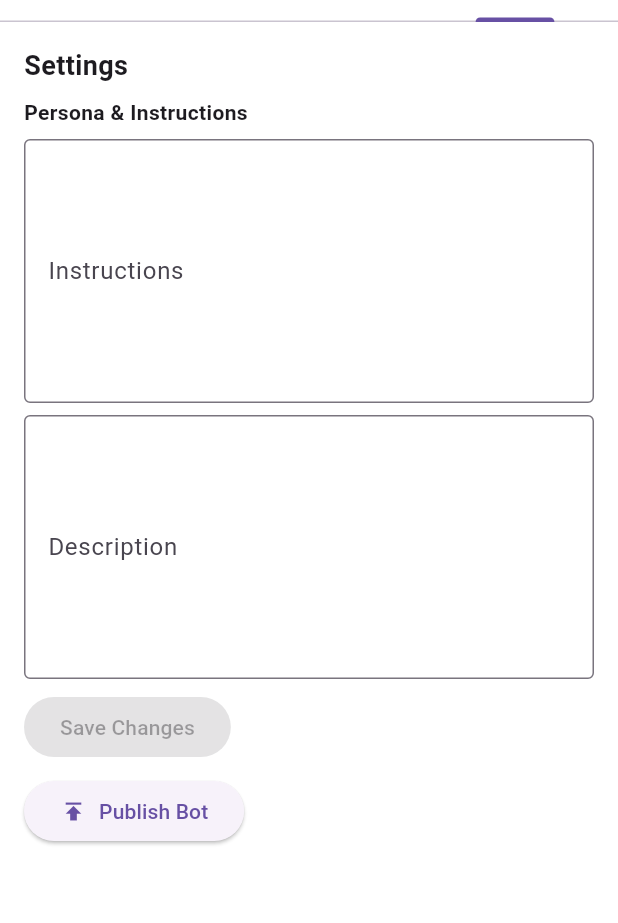
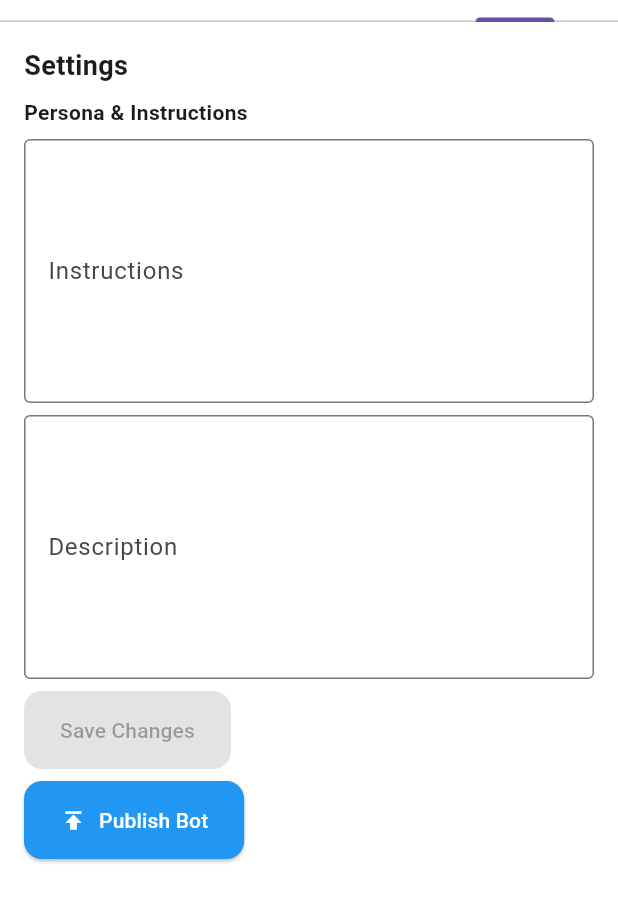
Before and after one commit to Immatrysomecoding/AMP-AIChatApp, a Flutter app: the UpdateBot screen opened by its route, tab 3 chosen, on a phone screen of 412 x 824 dp, the part 173-1096 px from its top. Run offline on Flutter 3.47's test engine with Material 3 defaults, Android fonts, the light colour scheme and no system bars; our stand-ins replace file_picker, flutter_dotenv; accounts and stored records are empty; network calls fail.

Commit message:
Update UI

```diff
--- a/lib/Screens/knowledge_screen.dart
+++ b/lib/Screens/knowledge_screen.dart
@@ -31,8 +31,8 @@ class _KnowledgeScreenState extends State<KnowledgeScreen> {
       appBar: isMobile
           ? AppBar(
               title: const Text("Knowledge"),
-              backgroundColor: Colors.white,
-              iconTheme: const IconThemeData(color: Colors.white),
+              backgroundColor: Colors.blue.shade50,
+              iconTheme: const IconThemeData(color: Colors.blue),
               elevation: 0,
             )
           : null,
--- a/lib/widgets/add_knowledge_source.dart
+++ b/lib/widgets/add_knowledge_source.dart
@@ -29,6 +29,7 @@ class _KnowledgeSourceDialogState extends State<KnowledgeSourceDialog> {
     final greyColor = Colors.grey.shade400;
 
     return Dialog(
+      backgroundColor: Colors.white,
       shape: RoundedRectangleBorder(borderRadius: BorderRadius.circular(16)),
       insetPadding: const EdgeInsets.symmetric(horizontal: 20, vertical: 40),
       child: SizedBox(
--- a/lib/widgets/confirm_removal_dialog.dart
+++ b/lib/widgets/confirm_removal_dialog.dart
@@ -17,6 +17,7 @@ class ConfirmRemoveDialog extends StatelessWidget {
   @override
   Widget build(BuildContext context) {
     return AlertDialog(
+      backgroundColor: Colors.white,
       title: Text(title),
       content: Text(content),
       actions: [
--- a/lib/widgets/create_knowledge_dialog.dart
+++ b/lib/widgets/create_knowledge_dialog.dart
@@ -22,6 +22,7 @@ class _CreateKnowledgeBaseDialogState extends State<CreateKnowledgeBaseDialog> {
   @override
   Widget build(BuildContext context) {
     return AlertDialog(
+      backgroundColor: Colors.white,
       shape: RoundedRectangleBorder(borderRadius: BorderRadius.circular(12)),
       title: const Text("Create a Knowledge Base"),
       content: Form(
@@ -64,6 +65,10 @@ class _CreateKnowledgeBaseDialogState extends State<CreateKnowledgeBaseDialog> {
           child: const Text("Cancel"),
         ),
         FilledButton(
+          style: FilledButton.styleFrom(
+            backgroundColor: Colors.blue,
+            foregroundColor: Colors.white,
+          ),
           onPressed: () {
             if (_formKey.currentState!.validate()) {
               widget.onSave!(_nameController.text.trim(), _descController.text.trim());
--- a/lib/widgets/import_confluence_source.dart
+++ b/lib/widgets/import_confluence_source.dart
@@ -24,6 +24,7 @@ class _ConfluenceImportDialogState extends State<ConfluenceImportDialog> {
   @override
   Widget build(BuildContext context) {
     return AlertDialog(
+      backgroundColor: Colors.white,
       shape: RoundedRectangleBorder(borderRadius: BorderRadius.circular(12)),
       title: Row(
         mainAxisAlignment: MainAxisAlignment.spaceBetween,
@@ -110,6 +111,10 @@ class _ConfluenceImportDialogState extends State<ConfluenceImportDialog> {
           child: const Text('Back'),
         ),
         FilledButton(
+          style: FilledButton.styleFrom(
+            backgroundColor: Colors.blue,
+            foregroundColor: Colors.white,
+          ),
           onPressed:
               isFormValid
                   ? () async {
--- a/lib/widgets/import_local_file_dialog.dart
+++ b/lib/widgets/import_local_file_dialog.dart
@@ -101,6 +101,7 @@ class _LocalFileImportDialogState extends State<LocalFileImportDialog> {
   @override
   Widget build(BuildContext context) {
     return Dialog(
+      backgroundColor: Colors.white,
       shape: RoundedRectangleBorder(borderRadius: BorderRadius.circular(16)),
       insetPadding: const EdgeInsets.symmetric(horizontal: 20, vertical: 40),
       child: Padding(
--- a/lib/widgets/import_slack_source_dialog.dart
+++ b/lib/widgets/import_slack_source_dialog.dart
@@ -20,6 +20,7 @@ class _SlackImportDialogState extends State<SlackImportDialog> {
   @override
   Widget build(BuildContext context) {
     return AlertDialog(
+      backgroundColor: Colors.white,
       shape: RoundedRectangleBorder(borderRadius: BorderRadius.circular(12)),
       title: Row(
         mainAxisAlignment: MainAxisAlignment.spaceBetween,
@@ -88,6 +89,10 @@ class _SlackImportDialogState extends State<SlackImportDialog> {
           child: const Text('Back'),
         ),
         FilledButton(
+          style: FilledButton.styleFrom(
+            backgroundColor: Colors.blue,
+            foregroundColor: Colors.white,
+          ),
           onPressed:
               isFormValid
                   ? () async {
--- a/lib/widgets/import_web_source_dialog.dart
+++ b/lib/widgets/import_web_source_dialog.dart
@@ -20,6 +20,7 @@ class _WebsiteImportDialogState extends State<WebsiteImportDialog> {
   @override
   Widget build(BuildContext context) {
     return AlertDialog(
+      backgroundColor: Colors.white,
       shape: RoundedRectangleBorder(borderRadius: BorderRadius.circular(12)),
       title: Row(
         mainAxisAlignment: MainAxisAlignment.spaceBetween,
@@ -87,6 +88,10 @@ class _WebsiteImportDialogState extends State<WebsiteImportDialog> {
           child: const Text('Back'),
         ),
         FilledButton(
+          style: FilledButton.styleFrom(
+            backgroundColor: isFormValid ? Colors.blue : Colors.grey.shade300,
+            foregroundColor: isFormValid ? Colors.white : Colors.grey,
+          ),
           onPressed:
               isFormValid
                   ? () async {
--- a/lib/widgets/knowledge_card.dart
+++ b/lib/widgets/knowledge_card.dart
@@ -73,6 +73,7 @@ class KnowledgeCard extends StatelessWidget {
       },
       borderRadius: BorderRadius.circular(12),
       child: Card(
+        color: Colors.white,
         elevation: 3,
         shape: RoundedRectangleBorder(borderRadius: BorderRadius.circular(12)),
         child: Padding(
--- a/lib/widgets/publishing_bots.dart
+++ b/lib/widgets/publishing_bots.dart
@@ -558,7 +558,7 @@ class _PublishScreenState extends State<PublishScreen> {
   @override
   Widget build(BuildContext context) {
     return Scaffold(
-      appBar: AppBar(title: Text('Publish')),
+      appBar: AppBar(title: Text('Publish'), backgroundColor: Colors.white),
 
       body: Padding(
         padding: const EdgeInsets.all(16.0),
--- a/lib/widgets/update_bot.dart
+++ b/lib/widgets/update_bot.dart
@@ -317,6 +317,7 @@ class _UpdateBotState extends State<UpdateBot> {
   Widget build(BuildContext context) {
     return Scaffold(
       appBar: AppBar(
+        backgroundColor: Colors.white,
         title: Row(
           children: [
             Expanded(
@@ -460,6 +461,17 @@ class _UpdateBotState extends State<UpdateBot> {
                     ),
           ),
           OutlinedButton.icon(
+            style: OutlinedButton.styleFrom(
+              backgroundColor: Colors.white,
+              foregroundColor: Colors.blue,
+              padding: const EdgeInsets.symmetric(
+                horizontal: 24,
+                vertical: 16,
+              ),
+              shape: RoundedRectangleBorder(
+                borderRadius: BorderRadius.circular(12),
+              ),
+            ),
             onPressed: () {
               showDialog(
                 context: context,
@@ -717,6 +729,14 @@ class _UpdateBotState extends State<UpdateBot> {
           const SizedBox(height: 8),
 
           ElevatedButton(
+            style: ElevatedButton.styleFrom(
+              backgroundColor: Colors.blue,
+              foregroundColor: Colors.white,
+              padding: const EdgeInsets.symmetric(horizontal: 24, vertical: 16),
+              shape: RoundedRectangleBorder(
+                borderRadius: BorderRadius.circular(12),
+              ),
+            ),
             onPressed:
                 _isSaveEnabled()
                     ? () async {
@@ -755,6 +775,14 @@ class _UpdateBotState extends State<UpdateBot> {
           const SizedBox(height: 8),
 
           ElevatedButton(
+            style: ElevatedButton.styleFrom(
+              backgroundColor: Colors.blue,
+              foregroundColor: Colors.white,
+              padding: const EdgeInsets.symmetric(horizontal: 24, vertical: 16),
+              shape: RoundedRectangleBorder(
+                borderRadius: BorderRadius.circular(12),
+              ),
+            ),
             onPressed: () {
               Navigator.push(
                 context,
--- a/lib/widgets/update_knowledge_dialog.dart
+++ b/lib/widgets/update_knowledge_dialog.dart
@@ -40,6 +40,7 @@ class _UpdateKnowledgeBaseDialogState extends State<UpdateKnowledgeBaseDialog> {
   @override
   Widget build(BuildContext context) {
     return AlertDialog(
+      backgroundColor: Colors.white,
       shape: RoundedRectangleBorder(borderRadius: BorderRadius.circular(12)),
       title: const Text("Update Knowledge Base"),
       content: Form(
@@ -82,6 +83,10 @@ class _UpdateKnowledgeBaseDialogState extends State<UpdateKnowledgeBaseDialog> {
           child: const Text("Cancel"),
         ),
         FilledButton(
+          style: FilledButton.styleFrom(
+            backgroundColor: Colors.blue,
+            foregroundColor: Colors.white,
+          ),
           onPressed: () {
             if (_formKey.currentState!.validate()) {
               widget.onSave!(
```
Also changed, not shown: lib/widgets/email.dart (+20 -3 lines), lib/widgets/knowledge_detail.dart (+5 -2 lines), lib/widgets/knowledge_list.dart (+9 -9 lines).
